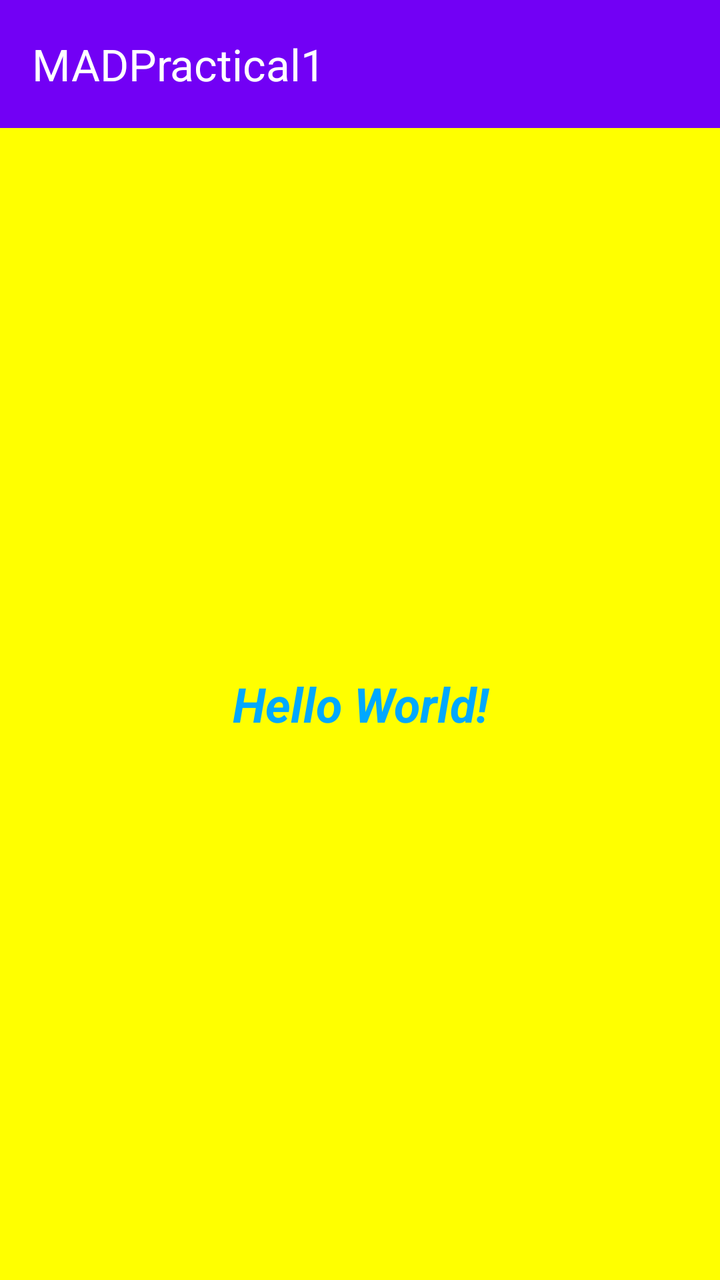
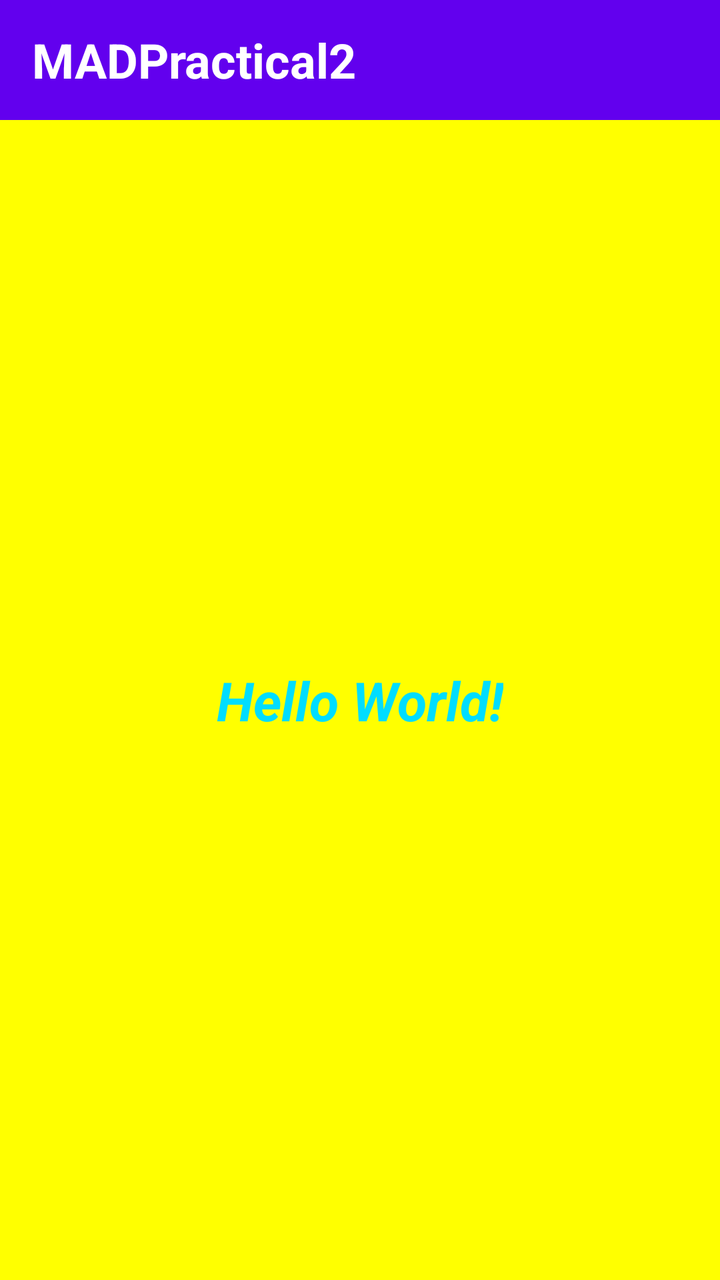

An Android layout rendered at two revisions. The XML below is the earlier revision; the diff shows what the commit changed to produce the second picture.
<!-- AndroidManifest.xml: application theme Theme.MAD_practical2_24012011102 -->
<!-- res/layout/activity_main.xml -->
<?xml version="1.0" encoding="utf-8"?>
<LinearLayout xmlns:android="http://schemas.android.com/apk/res/android"
    xmlns:app="http://schemas.android.com/apk/res-auto"
    android:id="@+id/main"
    android:layout_width="match_parent"
    android:layout_height="match_parent"
    android:orientation="vertical"
    android:background="#FFFF00">

    <androidx.appcompat.widget.Toolbar
        android:id="@+id/toolbar"
        android:layout_width="match_parent"
        android:layout_height="?attr/actionBarSize"
        android:background="#7200F5"
        app:title="MADPractical1"
        app:titleTextColor="@android:color/white" />

    <TextView
        android:id="@+id/helloText"
        android:layout_width="match_parent"
        android:layout_height="match_parent"
        android:gravity="center"
        android:text="Hello World!"
        android:textColor="#00A8FF"
        android:textSize="24sp"
        android:textStyle="bold|italic" />

</LinearLayout>
<!-- resources referenced by this layout -->
<resources>
  <style name="Theme.MAD_practical2_24012011102" parent="Base.Theme.MAD_practical2_24012011102" />
  <style name="Base.Theme.MAD_practical2_24012011102" parent="Theme.Material3.DayNight.NoActionBar">
          
          
      </style>
</resources>

<!-- the commit's change to res/layout/activity_main.xml (unified diff, before → after) -->
@@ -1,28 +1,41 @@
 <?xml version="1.0" encoding="utf-8"?>
-<LinearLayout xmlns:android="http://schemas.android.com/apk/res/android"
+<androidx.constraintlayout.widget.ConstraintLayout
+    xmlns:android="http://schemas.android.com/apk/res/android"
     xmlns:app="http://schemas.android.com/apk/res-auto"
+
     android:id="@+id/main"
     android:layout_width="match_parent"
     android:layout_height="match_parent"
-    android:orientation="vertical"
     android:background="#FFFF00">
 
-    <androidx.appcompat.widget.Toolbar
-        android:id="@+id/toolbar"
-        android:layout_width="match_parent"
-        android:layout_height="?attr/actionBarSize"
-        android:background="#7200F5"
-        app:title="MADPractical1"
-        app:titleTextColor="@android:color/white" />
+    <TextView
+        android:id="@+id/title"
+        android:layout_width="0dp"
+        android:layout_height="60dp"
+        android:background="#6200EE"
+        android:text="@string/MADPractical2"
+        android:textColor="#FFFFFF"
+        android:textSize="24sp"
+        android:textStyle="bold"
+        android:gravity="center_vertical"
+        android:paddingStart="16dp"
+
+        app:layout_constraintTop_toTopOf="parent"
+        app:layout_constraintStart_toStartOf="parent"
+        app:layout_constraintEnd_toEndOf="parent" />
 
     <TextView
-        android:id="@+id/helloText"
-        android:layout_width="match_parent"
-        android:layout_height="match_parent"
-        android:gravity="center"
+        android:id="@+id/textView"
+        android:layout_width="wrap_content"
+        android:layout_height="wrap_content"
         android:text="Hello World!"
-        android:textColor="#00A8FF"
-        android:textSize="24sp"
-        android:textStyle="bold|italic" />
+        android:textColor="@android:color/holo_blue_bright"
+        android:textSize="27sp"
+        android:textStyle="bold|italic"
 
-</LinearLayout>
+        app:layout_constraintTop_toBottomOf="@id/title"
+        app:layout_constraintBottom_toBottomOf="parent"
+        app:layout_constraintStart_toStartOf="parent"
+        app:layout_constraintEnd_toEndOf="parent" />
+
+</androidx.constraintlayout.widget.ConstraintLayout>
<!-- resource entries referenced after the edit -->
@@ -1,5 +1,6 @@
 <!-- resources referenced by this layout -->
 <resources>
+  <string name="MADPractical2">MADPractical2</string>
   <style name="Theme.MAD_practical2_24012011102" parent="Base.Theme.MAD_practical2_24012011102" />
   <style name="Base.Theme.MAD_practical2_24012011102" parent="Theme.Material3.DayNight.NoActionBar">
           
